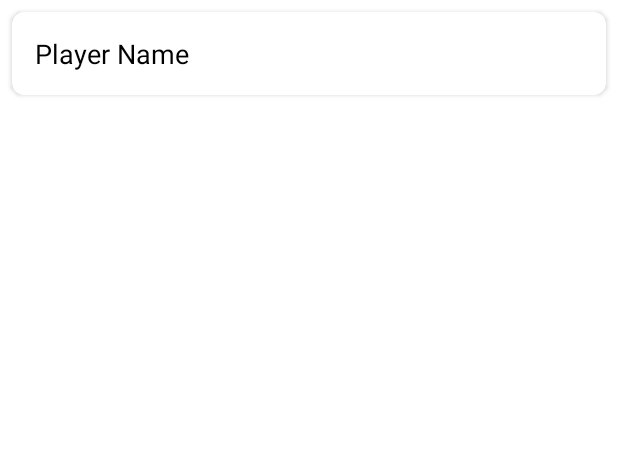
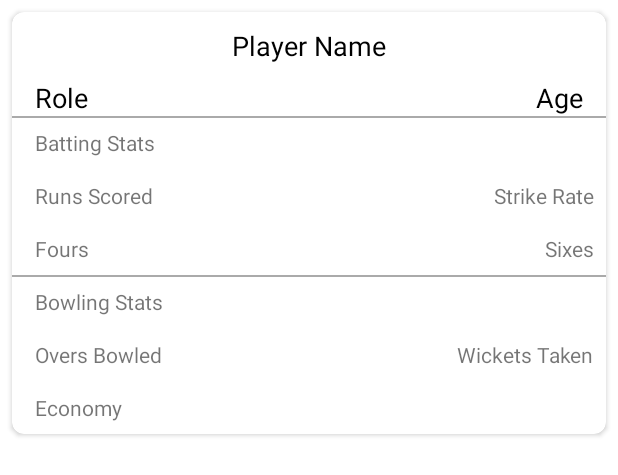
Before and after one commit to sarthak-nik/CTMSnew, an Android app: the layout player_rv_item.xml on its own in the app's theme, with its tools: preview values and no code run, on a phone screen of 412 x 824 dp. Shown: the top 475 px of the screen. Run offline under Robolectric (Android 15) with nearby library versions, the phone set to English and light mode, and no system bars.

Commit message:
Player Details Added

```diff
--- a/app/src/main/res/layout/player_rv_item.xml
+++ b/app/src/main/res/layout/player_rv_item.xml
@@ -15,13 +15,135 @@
         <!--text view for our team name-->
         <TextView
             android:id="@+id/idTVPlayerName"
-            android:layout_width="match_parent"
+            android:layout_width="wrap_content"
             android:layout_height="wrap_content"
-            android:padding="15dp"
+            android:padding="10dp"
+            android:layout_centerHorizontal="true"
             android:text="Player Name"
             android:textColor="@color/black"
             android:textSize="18sp" />
 
+        <TextView
+            android:id="@+id/idTVPlayerAge"
+            android:layout_width="wrap_content"
+            android:layout_height="wrap_content"
+            android:layout_alignParentEnd="true"
+            android:layout_below="@id/idTVPlayerName"
+            android:text="Age"
+            android:paddingEnd="15dp"
+            android:textColor="@color/black"
+            android:textSize="18sp" />
+        <TextView
+            android:id="@+id/role"
+            android:layout_width="wrap_content"
+            android:layout_height="wrap_content"
+            android:layout_alignParentStart="true"
+            android:layout_below="@id/idTVPlayerName"
+            android:paddingStart="15dp"
+            android:text="Role"
+            android:textColor="@color/black"
+            android:textSize="18sp" />
+
+        <View
+            android:layout_width="match_parent"
+            android:layout_height="1dp"
+            android:background="@android:color/darker_gray"
+            android:layout_below="@id/idTVPlayerAge"/>
+
+        <TextView
+            android:id="@+id/textView7"
+            android:layout_width="wrap_content"
+            android:layout_height="wrap_content"
+            android:layout_below="@id/idTVPlayerAge"
+            android:padding="8dp"
+            android:paddingStart="15dp"
+            android:text="Batting Stats" />
+
+        <TextView
+            android:id="@+id/runsScored"
+            android:layout_width="wrap_content"
+            android:layout_height="wrap_content"
+            android:layout_below="@id/textView7"
+            android:layout_alignParentStart="true"
+            android:padding="8dp"
+            android:paddingStart="15dp"
+            android:text="Runs Scored" />
+
+        <TextView
+            android:id="@+id/strikeRate"
+            android:layout_width="wrap_content"
+            android:layout_height="wrap_content"
+            android:layout_below="@id/textView7"
+            android:layout_alignParentEnd="true"
+            android:padding="8dp"
+            android:paddingStart="15dp"
+            android:text="Strike Rate" />
+
+        <TextView
+            android:id="@+id/fours"
+            android:layout_width="wrap_content"
+            android:layout_height="wrap_content"
+            android:layout_below="@id/runsScored"
+            android:layout_alignParentStart="true"
+            android:padding="8dp"
+            android:paddingStart="15dp"
+            android:text="Fours" />
+
+        <TextView
+            android:id="@+id/sixes"
+            android:layout_width="wrap_content"
+            android:layout_height="wrap_content"
+            android:layout_below="@id/runsScored"
+            android:layout_alignParentEnd="true"
+            android:padding="8dp"
+            android:paddingStart="15dp"
+            android:text="Sixes" />
+
+        <View
+            android:layout_width="match_parent"
+            android:layout_height="1dp"
+            android:background="@android:color/darker_gray"
+            android:layout_below="@id/fours"/>
+
+        <TextView
+            android:id="@+id/bowlingStats"
+            android:layout_width="wrap_content"
+            android:layout_height="wrap_content"
+            android:layout_below="@id/fours"
+            android:layout_alignParentStart="true"
+            android:padding="8dp"
+            android:paddingStart="15dp"
+            android:text="Bowling Stats" />
+
+        <TextView
+            android:id="@+id/oversBowled"
+            android:layout_width="wrap_content"
+            android:layout_height="wrap_content"
+            android:layout_below="@id/bowlingStats"
+            android:layout_alignParentStart="true"
+            android:padding="8dp"
+            android:paddingStart="15dp"
+            android:text="Overs Bowled" />
+
+        <TextView
+            android:id="@+id/wicketsTaken"
+            android:layout_width="wrap_content"
+            android:layout_height="wrap_content"
+            android:layout_below="@id/bowlingStats"
+            android:layout_alignParentEnd="true"
+            android:padding="8dp"
+            android:paddingStart="15dp"
+            android:text="Wickets Taken" />
+
+        <TextView
+            android:id="@+id/economy"
+            android:layout_width="wrap_content"
+            android:layout_height="wrap_content"
+            android:layout_below="@id/oversBowled"
+            android:layout_alignParentStart="true"
+            android:padding="8dp"
+            android:paddingStart="15dp"
+            android:text="Economy" />
     </RelativeLayout>
 
 </androidx.cardview.widget.CardView>
```
